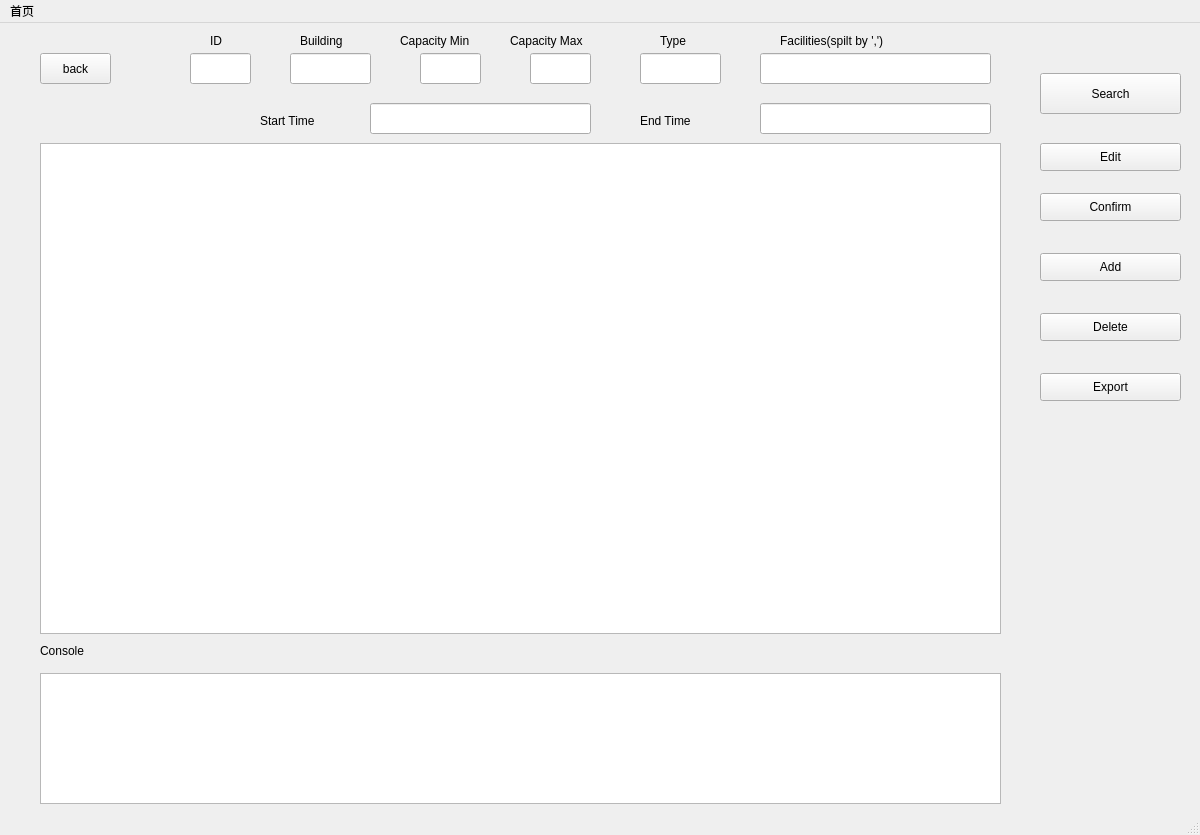
This is Gui/admin.ui in DouerWxp/RoomBooking as Qt 5 draws it before an edit. The edited form follows.
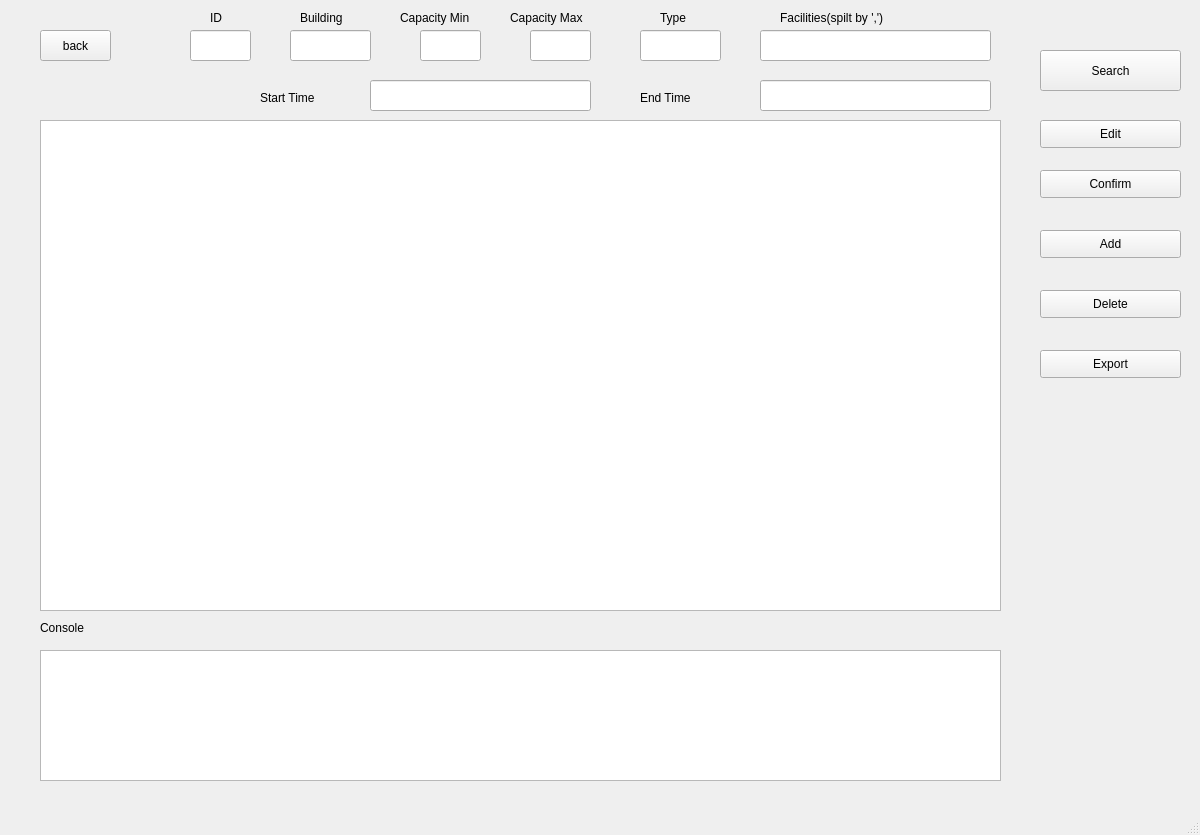
This is the edited form.

Diff of the .ui file:
```diff
--- a/Gui/admin.ui
+++ b/Gui/admin.ui
@@ -339,22 +339,6 @@
     </property>
    </widget>
   </widget>
-  <widget class="QMenuBar" name="menubar">
-   <property name="geometry">
-    <rect>
-     <x>0</x>
-     <y>0</y>
-     <width>1200</width>
-     <height>26</height>
-    </rect>
-   </property>
-   <widget class="QMenu" name="menu">
-    <property name="title">
-     <string>首页</string>
-    </property>
-   </widget>
-   <addaction name="menu"/>
-  </widget>
   <widget class="QStatusBar" name="statusbar"/>
  </widget>
  <resources/>
```
